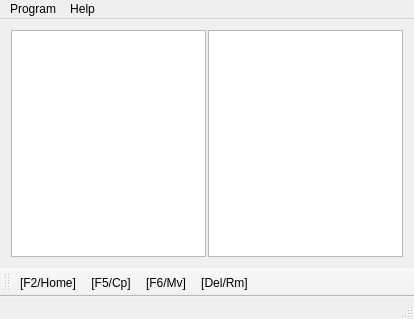
Qt form mainwindow.ui (wernix/simple_file_explorer) before a commit.
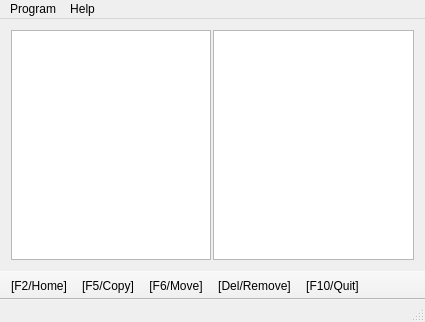
The same form after that commit.

Commit message:
added Quit action in toolbar [F10] key
toolbar now is static

The edit to the form file:
```diff
--- a/mainwindow.ui
+++ b/mainwindow.ui
@@ -6,8 +6,8 @@
    <rect>
     <x>0</x>
     <y>0</y>
-    <width>414</width>
-    <height>319</height>
+    <width>425</width>
+    <height>322</height>
    </rect>
   </property>
   <property name="windowTitle">
@@ -67,7 +67,7 @@
     <rect>
      <x>0</x>
      <y>0</y>
-     <width>414</width>
+     <width>425</width>
      <height>20</height>
     </rect>
    </property>
@@ -88,23 +88,33 @@
   </widget>
   <widget class="QStatusBar" name="statusBar"/>
   <widget class="QToolBar" name="toolBar">
+   <property name="contextMenuPolicy">
+    <enum>Qt::NoContextMenu</enum>
+   </property>
    <property name="windowTitle">
     <string>toolBar</string>
    </property>
+   <property name="layoutDirection">
+    <enum>Qt::LeftToRight</enum>
+   </property>
+   <property name="movable">
+    <bool>false</bool>
+   </property>
    <attribute name="toolBarArea">
     <enum>BottomToolBarArea</enum>
    </attribute>
    <attribute name="toolBarBreak">
     <bool>false</bool>
    </attribute>
-   <addaction name="actionGoHome"/>
-   <addaction name="actionCp"/>
-   <addaction name="actionMv"/>
-   <addaction name="actionRm"/>
+   <addaction name="actionToolbarGoHome"/>
+   <addaction name="actionToolbarCopy"/>
+   <addaction name="actionToolbarMove"/>
+   <addaction name="actionToolbarRemove"/>
+   <addaction name="actionToolbarQuit"/>
   </widget>
-  <action name="actionCp">
+  <action name="actionToolbarCopy">
    <property name="text">
-    <string>[F5/Cp]</string>
+    <string>[F5/Copy]</string>
    </property>
    <property name="toolTip">
     <string>copy</string>
@@ -113,9 +123,9 @@
     <string>F5</string>
    </property>
   </action>
-  <action name="actionRm">
+  <action name="actionToolbarRemove">
    <property name="text">
-    <string>[Del/Rm]</string>
+    <string>[Del/Remove]</string>
    </property>
    <property name="toolTip">
     <string>delete</string>
@@ -124,9 +134,9 @@
     <string>Del</string>
    </property>
   </action>
-  <action name="actionMv">
+  <action name="actionToolbarMove">
    <property name="text">
-    <string>[F6/Mv]</string>
+    <string>[F6/Move]</string>
    </property>
    <property name="toolTip">
     <string>move</string>
@@ -143,7 +153,7 @@
     <string>Return</string>
    </property>
   </action>
-  <action name="actionGoHome">
+  <action name="actionToolbarGoHome">
    <property name="text">
     <string>[F2/Home]</string>
    </property>
@@ -164,6 +174,17 @@
     <string>Info</string>
    </property>
   </action>
+  <action name="actionToolbarQuit">
+   <property name="text">
+    <string>[F10/Quit]</string>
+   </property>
+   <property name="toolTip">
+    <string>quit</string>
+   </property>
+   <property name="shortcut">
+    <string>F10</string>
+   </property>
+  </action>
  </widget>
  <layoutdefault spacing="6" margin="11"/>
  <resources/>
```
The commit also changes 2 other files.
